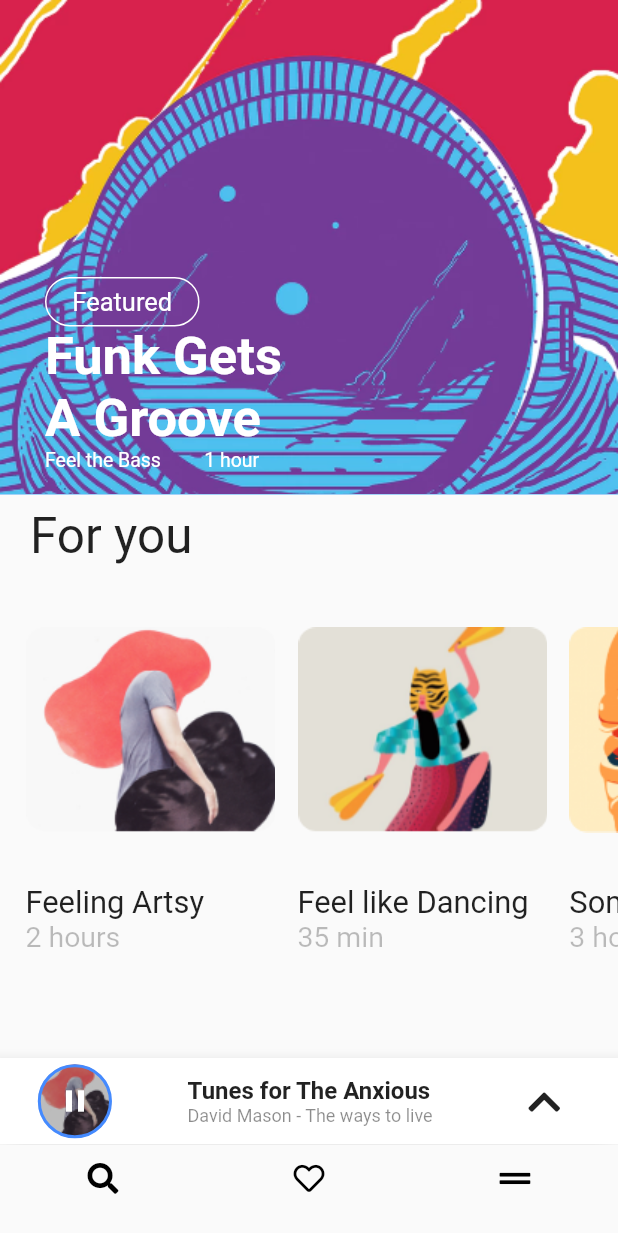
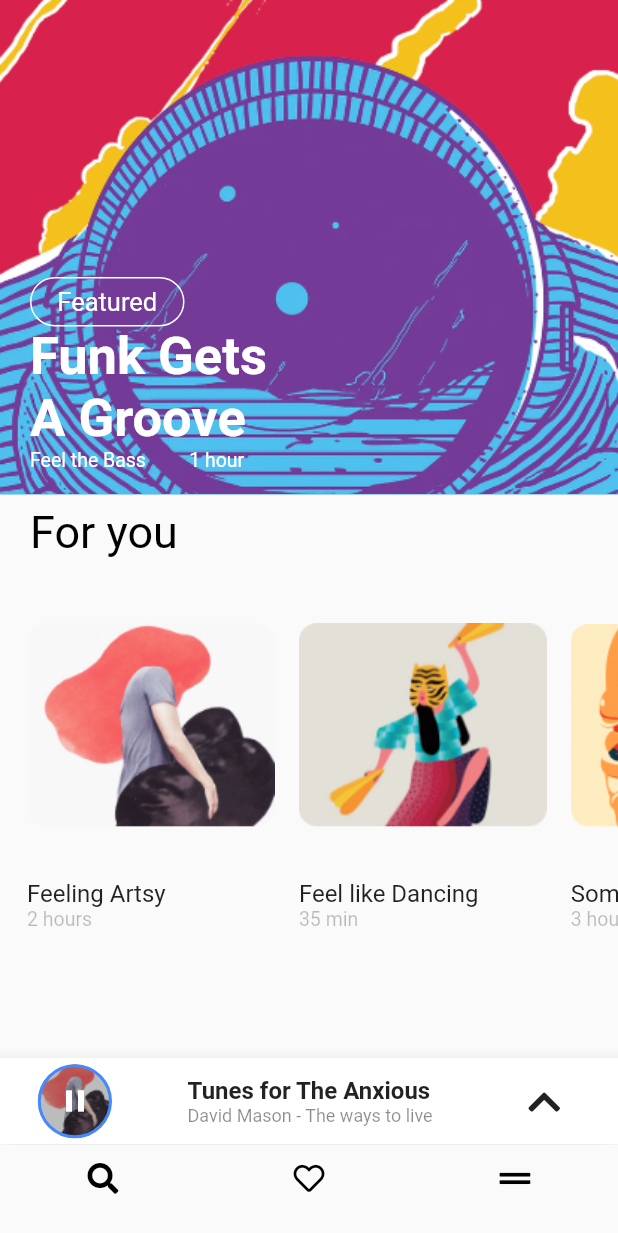
Before and after one commit to Devnot-Mentor-2020/Flutter-Screen, a Flutter app: the screen it shows after launch, on a phone screen of 412 x 824 dp. Shown: the top 1233 px of the screen. Run offline on Flutter 3.47's test engine with Material 2 defaults, Android fonts, the phone set to English and light mode, and no system bars; our stand-ins replace font_awesome_flutter.

Commit message:
Istenilen duzenlemeler yapıldı

```diff
--- a/lib/core/components/appBar/navigation_bar/music_player_navigaion_bar.dart
+++ b/lib/core/components/appBar/navigation_bar/music_player_navigaion_bar.dart
@@ -1,5 +1,6 @@
 import 'package:flutter/material.dart';
 import 'package:font_awesome_flutter/font_awesome_flutter.dart';
+import 'package:medium_ui/ui/shared/text_styles.dart';
 
 
 class MusicPlayerNavigationBar extends StatefulWidget{
@@ -38,18 +39,8 @@ class TextItem extends StatelessWidget {
     mainAxisAlignment: MainAxisAlignment.center,
     crossAxisAlignment: CrossAxisAlignment.start,
       children: [
-      Text("Tunes for The Anxious",
-      style: TextStyle(
-        fontWeight: FontWeight.bold,
-        fontSize: 16,
-      ),
-      ),
-      Text("David Mason - The ways to live",
-      style: TextStyle(
-        color: Colors.black45,
-        fontSize: 12,
-      ),
-      )
+      Text("Tunes for The Anxious",style: musicPlayerNavigationBarTitle),
+      Text("David Mason - The ways to live", style:  musicPlayerNavigationBarText)
     ],
    );
   }
--- a/lib/core/components/appBar/siver_app_bar/sliver_app_bar.dart
+++ b/lib/core/components/appBar/siver_app_bar/sliver_app_bar.dart
@@ -1,5 +1,7 @@
 import 'package:flutter/cupertino.dart';
 import 'package:flutter/material.dart';
+import 'package:medium_ui/ui/shared/text_styles.dart';
+import 'package:medium_ui/ui/shared/ui_helpers.dart';
 
 class CreateAppBar extends StatefulWidget{
   @override
@@ -13,18 +15,10 @@ class CreateAppBar extends StatefulWidget{
                 expandedHeight: MediaQuery.of(context).size.height*0.4,
                 floating: true,
                 pinned: false,
-                flexibleSpace: FlexibleSpaceBar(
-                   background: Stack(
-                      children: [
-                        Wrap(
-                          children: [
-                             Image(image:AssetImage("assets/images/artwork_masq.png",),
-                          fit: BoxFit.fill),
-                          ],
-                        ),
+                flexibleSpace: FlexibleSpaceBar(background: Stack(children: [
+                    Wrap(children: [Image(image:AssetImage("assets/images/artwork_masq.png",),fit: BoxFit.fill),],),
                     SliverAppBarItem()
-                      ],
-                    )
+                    ],)
                     ),
               );
       }
@@ -38,7 +32,7 @@ class SliverAppBarItem extends StatelessWidget {
   @override
   Widget build(BuildContext context) {
     return Padding(
-      padding: const EdgeInsets.only(left: 30, bottom: 15),
+      padding: const EdgeInsets.only(left: doublePaddingLeft, bottom: paddingButtom),
       child: Column(
         mainAxisAlignment: MainAxisAlignment.end,
         children: [
@@ -49,12 +43,7 @@ class SliverAppBarItem extends StatelessWidget {
                   width: MediaQuery.of(context).size.width*0.25,
                   height: MediaQuery.of(context).size.height*0.04,
                   child: Center(
-                    child: Text("Featured",
-                    style: TextStyle(
-                      fontSize: 17,
-                      color: Colors.white
-                    ),
-                    ),
+                    child: Text("Featured",style: sliverAppBarContainerTextStyle),
                   ),
                   decoration: BoxDecoration(
                    color: Colors.transparent,
@@ -62,32 +51,14 @@ class SliverAppBarItem extends StatelessWidget {
                     border: Border.all(color: Colors.white)
                   ),
                 ),
-                Text("Funk Gets",
-                style: TextStyle(
-                  fontSize: 35,
-                  fontWeight: FontWeight.bold,
-                  color: Colors.white
-                ),),
-                Text("A Groove",
-                style: TextStyle(
-                  fontSize: 35,
-                  fontWeight: FontWeight.bold,
-                  color: Colors.white
-                ),),
-                Row(children: [
-                  Text("Feel the Bass",
-                style: TextStyle(
-                  fontSize: 13,
+                Text("Funk Gets",style: sliverAppBarTextStyle),
+                Text("A Groove",style: sliverAppBarTextStyle),
 
-                  color: Colors.white
-                ),),
+                Row(children: [Text("Feel the Bass",style: sliverAppBarSmallTextStyle),
                 SizedBox(width: MediaQuery.of(context).size.width*0.07,),
-                Text("1 hour",
-                style: TextStyle(
-                  fontSize: 13,
-                  color: Colors.white
-                ),),
-                ],)
+                Text("1 hour",style: sliverAppBarSmallTextStyle),
+                ],
+                )
               ],
             ),
         ],
--- a/lib/core/components/listView/list_view_item.dart
+++ b/lib/core/components/listView/list_view_item.dart
@@ -1,4 +1,6 @@
 import 'package:flutter/material.dart';
+import 'package:medium_ui/ui/shared/text_styles.dart';
+import 'package:medium_ui/ui/shared/ui_helpers.dart';
 class ListViewItem extends StatelessWidget{
 
     final DecorationImage image;
@@ -14,7 +16,7 @@ class ListViewItem extends StatelessWidget{
 
   Container containerItem(BuildContext context){
     return Container(
-      padding:EdgeInsets.all(7),
+      padding:EdgeInsets.all(paddingTop),
                   width: MediaQuery.of(context).size.width*0.44,
                   child: Column(
                     crossAxisAlignment: CrossAxisAlignment.start,
@@ -25,17 +27,8 @@ class ListViewItem extends StatelessWidget{
                         image: image,
                         ),
                       ),
-                      Text("$text",
-                      style: TextStyle(
-                        fontSize: MediaQuery.of(context).size.height*0.025
-                      ),
-                      ),
-                      Text("$minute",
-                        style: TextStyle(
-                        color: Colors.black26,
-                        fontSize: MediaQuery.of(context).size.height*0.023
-                      ),
-                      ),
+                      Text("$text", style: listViewItemTitleTextStyle),
+                      Text("$minute", style: listViewItemMinTextStyle),
                     ],
                   ),
                 );
--- a/lib/main.dart
+++ b/lib/main.dart
@@ -1,5 +1,5 @@
 import 'package:flutter/material.dart';
-import 'package:medium_ui/view/home_page/home_page.dart';
+import 'package:medium_ui/ui/view/home_page/home_page.dart';
 
 
 void main() {
--- /dev/null
+++ b/lib/ui/shared/text_styles.dart
@@ -0,0 +1,18 @@
+import 'package:flutter/material.dart';
+
+
+const sliverAppBarTextStyle= TextStyle(fontSize: 35, fontWeight: FontWeight.bold, color: Colors.white);
+
+const sliverAppBarSmallTextStyle= TextStyle(fontSize: 13,color: Colors.white);
+
+const sliverAppBarContainerTextStyle= TextStyle(fontSize: 17,color: Colors.white);
+
+const homePageBodyTextStyle=TextStyle(fontSize:30, color: Colors.black);
+
+const listViewItemTitleTextStyle=TextStyle( fontSize: 16);
+
+const listViewItemMinTextStyle=TextStyle(fontSize: 13,color: Colors.black26);
+
+const musicPlayerNavigationBarTitle=TextStyle(fontWeight: FontWeight.bold,fontSize: 16 );
+
+const musicPlayerNavigationBarText= TextStyle(color: Colors.black45,fontSize: 12);
--- /dev/null
+++ b/lib/ui/shared/ui_helpers.dart
@@ -0,0 +1,5 @@
+
+const double doublePaddingLeft= 20.0;
+const double paddingLeft= 10.0;
+const double paddingTop=8;
+const double paddingButtom=15;
--- /dev/null
+++ b/lib/ui/view/home_page/home_page.dart
@@ -0,0 +1,65 @@
+import 'package:flutter/material.dart';
+import 'package:medium_ui/core/components/appBar/navigation_bar/buttom_navigation_bar.dart';
+import 'package:medium_ui/core/components/appBar/navigation_bar/music_player_navigaion_bar.dart';
+import 'package:medium_ui/core/components/appBar/siver_app_bar/sliver_app_bar.dart';
+import 'package:medium_ui/core/components/listView/list_view.dart';
+import 'package:medium_ui/ui/shared/text_styles.dart';
+import 'package:medium_ui/ui/shared/ui_helpers.dart';
+
+class HomePage extends StatefulWidget{
+  @override
+  _HomePageState createState()=>_HomePageState();
+}
+//Home Page
+class _HomePageState extends State <HomePage>{
+  @override
+  Widget build (BuildContext context){
+    return Scaffold(
+      bottomNavigationBar: CreateButtomNavigationBar(),
+      body: Scaffold(
+        bottomNavigationBar:MusicPlayerNavigationBar(),
+        body: NestedScrollView(
+          headerSliverBuilder: (BuildContext context, bool innerBoxIsScrolled) {
+            return <Widget>[ CreateAppBar(),];
+          },
+          body: BodyTextWidget() )
+        ),
+    );
+  }
+}
+
+class BodyTextWidget extends StatelessWidget {
+  const BodyTextWidget({
+    Key key,
+  }) : super(key: key);
+
+  @override
+  Widget build(BuildContext context) {
+    return Column(
+      children: [
+        Padding(
+          padding: const EdgeInsets.only(left: doublePaddingLeft ,top: paddingTop),
+          child: Row( children: [
+            Text("For you", style:homePageBodyTextStyle),],
+          ),
+        ),
+      ListViewWidget(),
+      ],
+    );
+  }
+}
+
+class ListViewWidget extends StatelessWidget {
+  const ListViewWidget({
+    Key key,
+  }) : super(key: key);
+
+  @override
+  Widget build(BuildContext context) {
+    return Container(
+    padding: EdgeInsets.only(left: paddingLeft),
+    height: MediaQuery.of(context).size.height*0.35,
+    child: CreateListView(),
+      );
+  }
+}
--- a/lib/view/home_page/home_page.dart
+++ /dev/null
@@ -1,49 +0,0 @@
-import 'package:flutter/material.dart';
-import 'package:medium_ui/core/components/appBar/navigation_bar/buttom_navigation_bar.dart';
-import 'package:medium_ui/core/components/appBar/navigation_bar/music_player_navigaion_bar.dart';
-import 'package:medium_ui/core/components/appBar/siver_app_bar/sliver_app_bar.dart';
-import 'package:medium_ui/core/components/listView/list_view.dart';
-
-class HomePage extends StatefulWidget{
-  @override
-  _HomePageState createState()=>_HomePageState();
-}
-//Home Page
-class _HomePageState extends State <HomePage>{
-  @override
-  Widget build (BuildContext context){
-    return Scaffold(
-      bottomNavigationBar: CreateButtomNavigationBar(),
-      body: Scaffold(
-        bottomNavigationBar:MusicPlayerNavigationBar(),
-        body: NestedScrollView(
-          headerSliverBuilder: (BuildContext context, bool innerBoxIsScrolled) {
-            return <Widget>[
-              CreateAppBar(),
-            ];
-          },
-          body: Column(
-            children: [
-              Padding(
-                padding: const EdgeInsets.only(left: 20,top: 8),
-                child: Row(
-                  children: [
-                    Text("For you",
-                    style:TextStyle(
-                      fontSize: MediaQuery.of(context).size.height*0.04,
-                    ),),
-                  ],
-                ),
-              ),
-            Container(
-            padding: EdgeInsets.only(left: 10),
-            height: MediaQuery.of(context).size.height*0.35,
-            child: CreateListView(),
-              ),
-            ],
-          )
-        )
-        ),
-    );
-  }
-}
```
Also changed, not shown: lib/core/extentions/deneme.dart (deleted).
